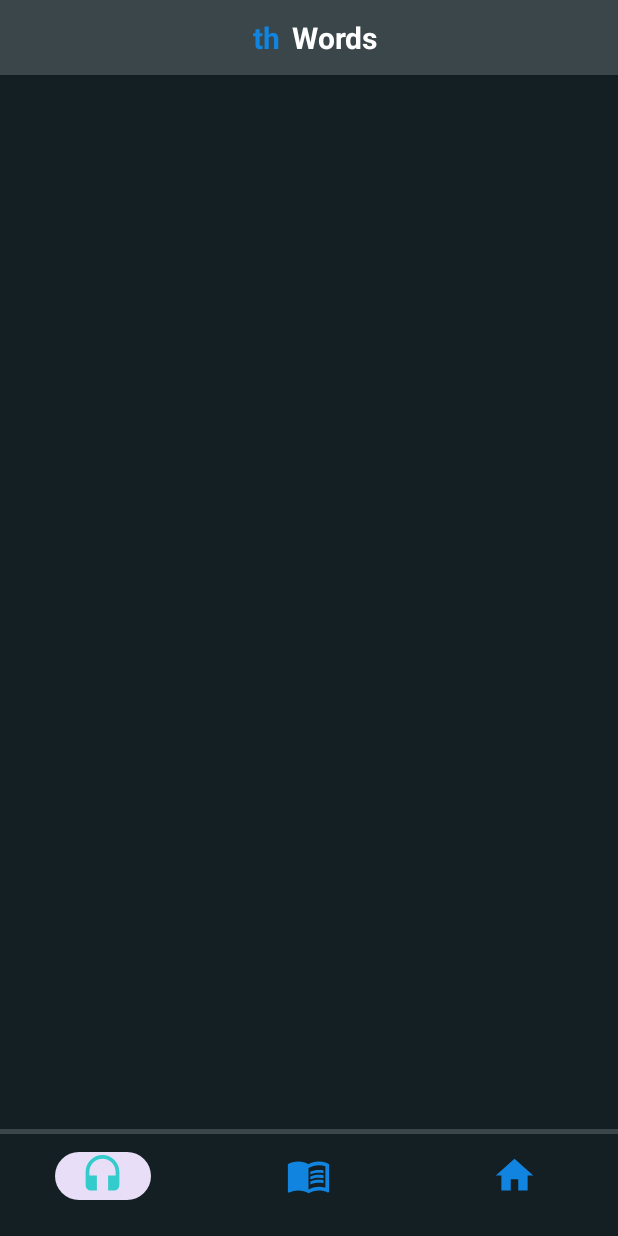
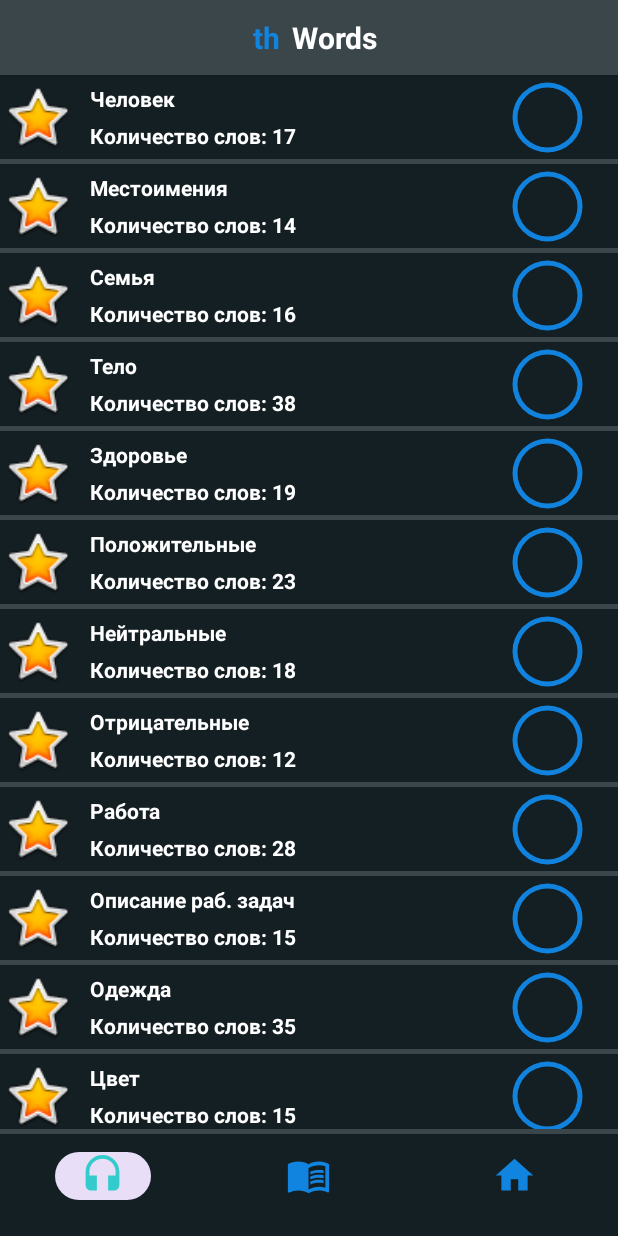
Before and after one commit to Starkilk/thWords, an Android app: the screen it shows after launch (MainActivity), after a tap on an icon or button, on a phone screen of 412 x 824 dp. Run offline under Robolectric (Android 15) with nearby library versions, the phone set to English and light mode, and no system bars; libraries missing offline, so code that uses them is left out: pl.droidsonroids.gif.

Commit message:
Заполнил массив подкатегории\кол-во слов

```diff
--- a/app/src/main/java/com/pasha_yarik/mobileappthwords/fragments/LearnListFragment.kt
+++ b/app/src/main/java/com/pasha_yarik/mobileappthwords/fragments/LearnListFragment.kt
@@ -35,15 +35,11 @@ class LearnListFragment : Fragment() {
     //заполнение массива данными
     private fun fillWordsArray():ArrayList<WordsModel>{
         val tempArray = ArrayList<WordsModel>()
-        model.mutableListWords.observe(viewLifecycleOwner){arname->
-            val f = "categorii"
-            resources.getStringArray(R.array.f).forEach {
-                val wordArr = it.split("|")
-                tempArray.add(WordsModel(wordArr[0],wordArr[1],null))
+        resources.getStringArray(R.array.people).forEach {
+            val wordArr = it.split("|")
+            tempArray.add(WordsModel(wordArr[0],wordArr[1],null))
 
-            }
         }
-
         return tempArray
     }
 
--- a/app/src/main/res/values/array_people.xml
+++ b/app/src/main/res/values/array_people.xml
@@ -13,6 +13,42 @@
         <item>Работа|28</item>
         <item>Описание раб. задач|15</item>
         <item>Одежда|35</item>
+
+        <item>Цвет|15</item>
+        <item>Свойства|39</item>
+        <item>Процессы|11</item>
+
+        <item>Число|31</item>
+        <item>Порядок|5</item>
+        <item>Время|42</item>
+        <item>Промежутки|23</item>
+        <item>Деньги|8</item>
+
+        <item>Хобби|25</item>
+        <item>Путешествие|19</item>
+        <item>Движение|31</item>
+        <item>Жизнь|57</item>
+        <item>Общение|40</item>
+        <item>Союзы и вопросы|14</item>
+        <item>Эмоции|15</item>
+        <item>Чувства|5</item>
+        <item>Мышление|22</item>
+        <item>Учёба|19</item>
+        <item>Модальные глаголы|5</item>
+
+        <item>Готовка\Употребление|24</item>
+        <item>Продукты|80</item>
+        <item>Посуда|12</item>
+
+        <item>Флора\Фауна|32</item>
+        <item>Природа|32</item>
+
+        <item>События|16</item>
+        <item>Места|63</item>
+
+        <item>Дом|30</item>
+        <item>Приборы|15</item>
+        <item>Вещи|14</item>
     </string-array>
 
 
```
